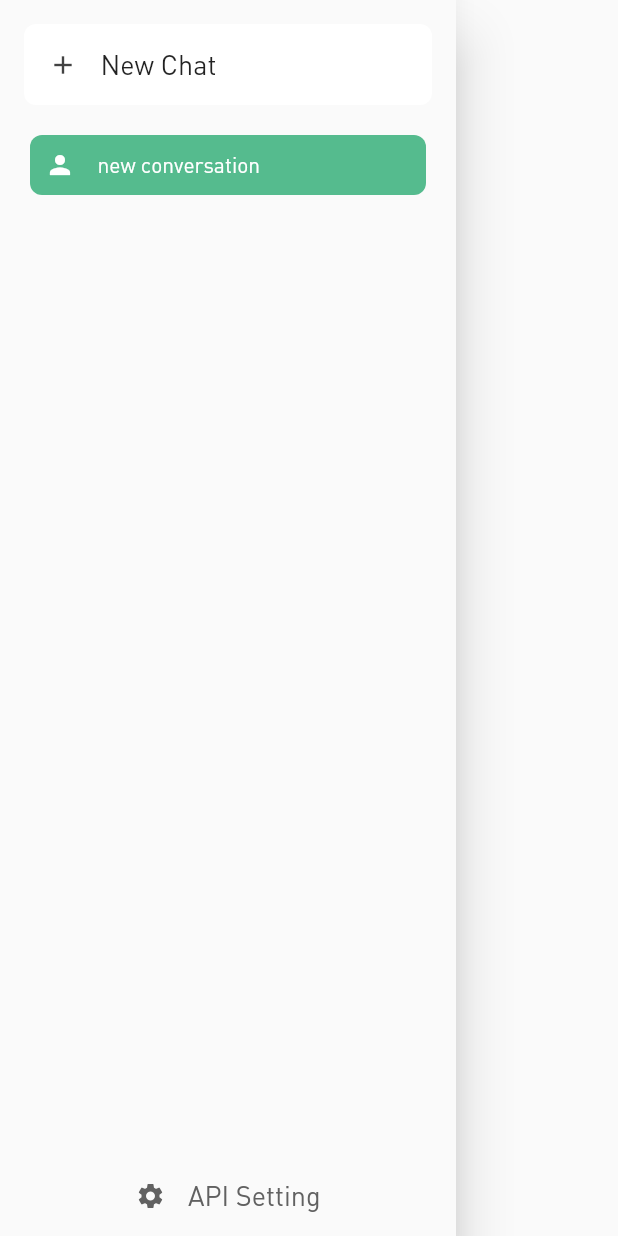
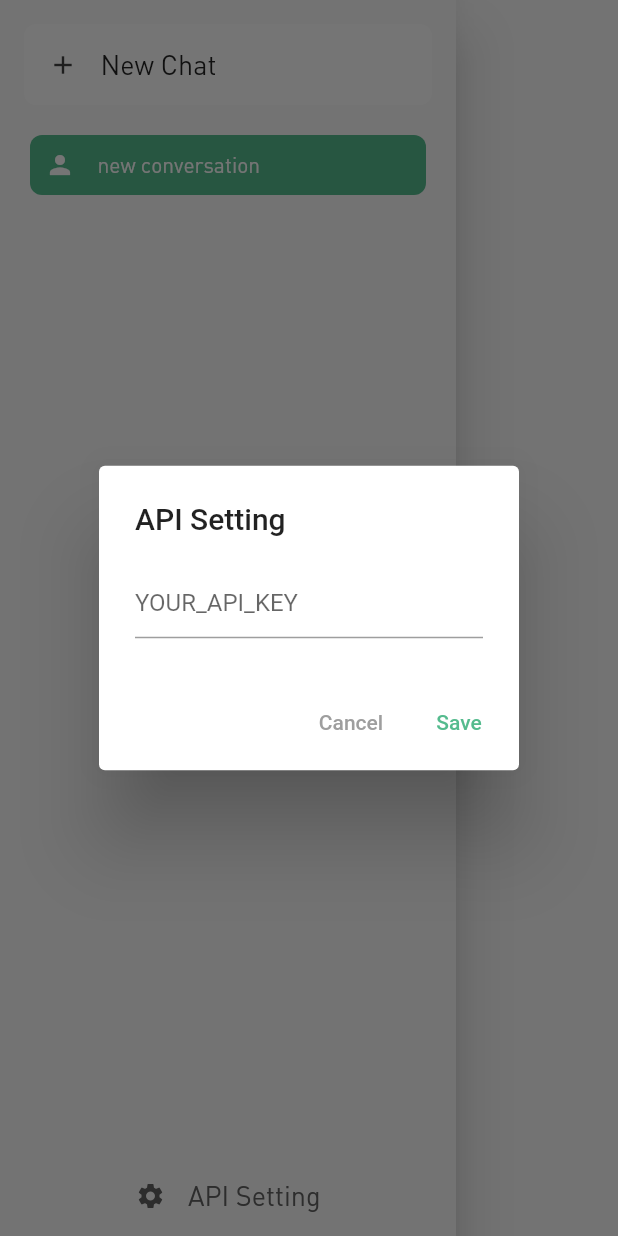
Before and after one commit to jw782cn/flutter_chatgpt_app, a Flutter app: the MyDrawer widget shown alone on an empty page, opened directly, after a tap on "API Setting", on a phone screen of 412 x 824 dp. Run offline on Flutter 3.47's test engine with Material 2 defaults, Android fonts, the phone set to English and light mode, and no system bars.

Commit message:
add apikey automatically

```diff
--- a/lib/conversation_provider.dart
+++ b/lib/conversation_provider.dart
@@ -5,6 +5,7 @@ import 'models.dart';
 class ConversationProvider extends ChangeNotifier {
   List<Conversation> _conversations = [];
   int _currentConversationIndex = 0;
+  String apikey = "YOUR_API_KEY";
 
   List<Conversation> get conversations => _conversations;
   int get currentConversationIndex => _currentConversationIndex;
@@ -12,6 +13,7 @@ class ConversationProvider extends ChangeNotifier {
       _conversations[_currentConversationIndex].title;
   int get currentConversationLength =>
       _conversations[_currentConversationIndex].messages.length;
+  String get yourapikey => apikey;
   Conversation get currentConversation => _conversations[_currentConversationIndex];
   // get current conversation's messages format
   //'messages': [
@@ -43,6 +45,12 @@ class ConversationProvider extends ChangeNotifier {
   // change current conversation
   set currentConversationIndex(int value) {
     _currentConversationIndex = value;
+    notifyListeners();
+  }
+
+  // change api key
+  set yourapikey(String value) {
+    apikey = value;
     notifyListeners();
   }
 
--- a/lib/drawer.dart
+++ b/lib/drawer.dart
@@ -3,6 +3,7 @@ import 'package:provider/provider.dart';
 
 import 'conversation_provider.dart';
 import 'models.dart';
+import 'secrets.dart';
 
 class MyDrawer extends StatelessWidget {
   @override
@@ -115,7 +116,7 @@ class MyDrawer extends StatelessWidget {
               padding: const EdgeInsets.symmetric(vertical: 16.0),
               child: GestureDetector(
                 onTap: () {
-                  // TODO: Implement settings action
+                  showRenameDialog(context);
                 },
                 child: Row(
                   mainAxisAlignment: MainAxisAlignment.center,
@@ -139,4 +140,5 @@ class MyDrawer extends StatelessWidget {
       ),
     );
   }
+
 }
--- a/lib/secrets.dart
+++ b/lib/secrets.dart
@@ -1 +1,48 @@
-String apikey = 'YOUR_API_KEY';
+import 'package:flutter/material.dart';
+import 'package:provider/provider.dart';
+import 'conversation_provider.dart';
+
+void showRenameDialog(BuildContext context) async {
+    showDialog(
+      context: context,
+      builder: (BuildContext context) {
+        String newName = 'YOUR_API_KEY';
+        return AlertDialog(
+          title: const Text('API Setting'),
+          content: TextField(
+            // display the current name of the conversation
+            decoration: InputDecoration(
+              hintText: Provider.of<ConversationProvider>(context).yourapikey ?? 'Enter API Key',
+            ),
+            onChanged: (value) {
+              newName = value;
+            },
+          ),
+          actions: <Widget>[
+            TextButton(
+              child: const Text('Cancel'),
+              onPressed: () {
+                Navigator.pop(context);
+              },
+            ),
+            TextButton(
+              child: const Text(
+                'Save',
+                style: TextStyle(
+                  color: Color(0xff55bb8e),
+                ),
+              ),
+              onPressed: () {
+                if (newName == '') {
+                  Navigator.pop(context);
+                  return;
+                }
+                Provider.of<ConversationProvider>(context, listen: false).yourapikey = newName;
+                Navigator.pop(context);
+              },
+            ),
+          ],
+        );
+      },
+    );
+  }
```
Also changed, not shown: lib/chatpage.dart (+20 -10 lines).
